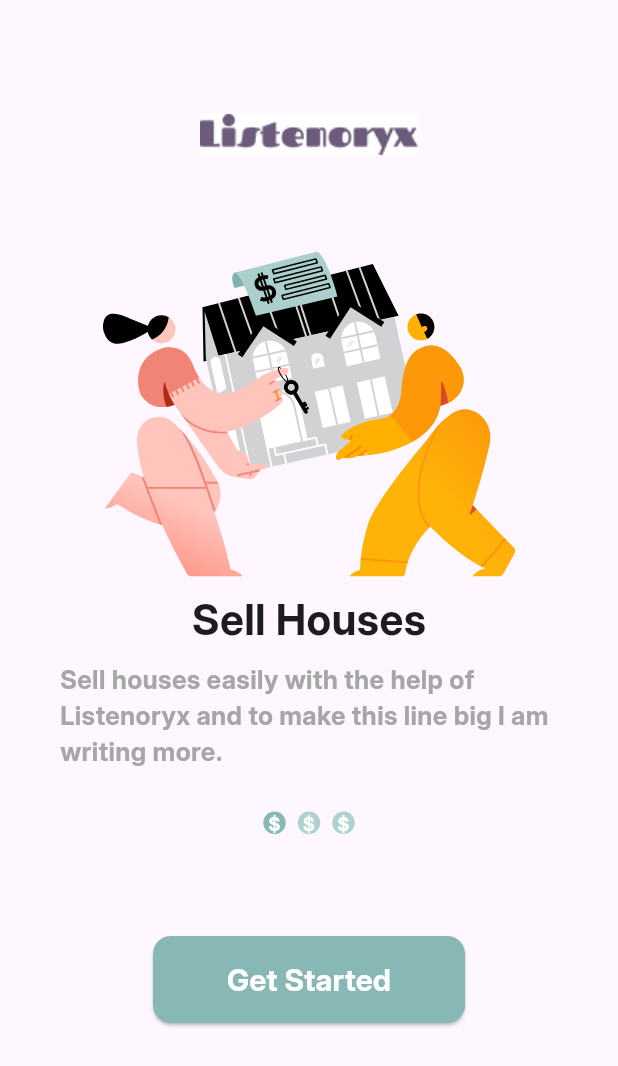
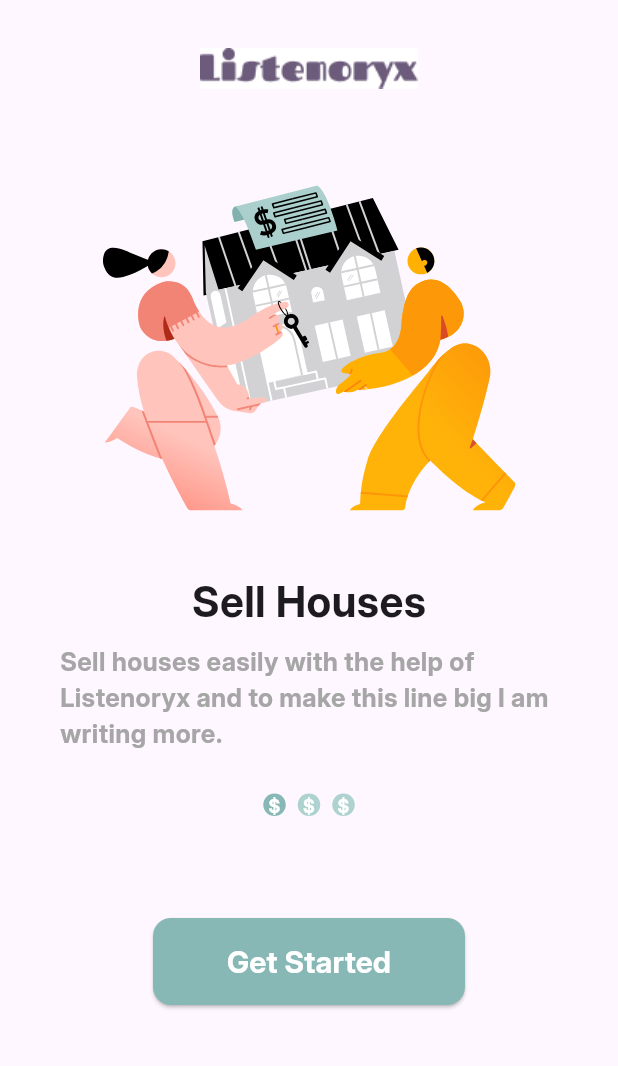
Before and after one commit to Mohamed-Husien/on_boarding, a Flutter app: the screen it shows after launch, on a phone screen of 412 x 824 dp. Shown: the top 1066 px of the screen. Run offline on Flutter 3.47's test engine with Material 3 defaults, Android fonts, the phone set to English and light mode, and no system bars; our stand-ins replace flutter_svg.

Commit message:
some refactor

```diff
--- a/lib/main.dart
+++ b/lib/main.dart
@@ -1,6 +1,5 @@
 import 'package:flutter/material.dart';
 import 'package:s2_flutter_app/view/home_view.dart';
-import 'package:s2_flutter_app/view/on_bording_view.dart';
 
 void main() {
   runApp(const MyApp());
@@ -12,7 +11,8 @@ class MyApp extends StatelessWidget {
   @override
   Widget build(BuildContext context) {
     return const MaterialApp(
-      home: MyWidget(),
+      debugShowCheckedModeBanner: false,
+      home: HomeView(),
     );
   }
 }
--- a/lib/view/on_bording_view.dart
+++ b/lib/view/on_bording_view.dart
@@ -2,14 +2,14 @@ import 'package:flutter/material.dart';
 import 'package:s2_flutter_app/model/on_boarding_model.dart';
 import 'package:s2_flutter_app/widget/custom_on_boarding.dart';
 
-class MyWidget extends StatefulWidget {
-  const MyWidget({super.key});
+class OnBoardingView extends StatefulWidget {
+  const OnBoardingView({super.key});
 
   @override
-  State<MyWidget> createState() => _MyWidgetState();
+  State<OnBoardingView> createState() => _OnBoardingViewState();
 }
 
-class _MyWidgetState extends State<MyWidget> {
+class _OnBoardingViewState extends State<OnBoardingView> {
   List<OnBoardingModel> pages = [
     OnBoardingModel(
       image: 'assets/images/Group (1).svg',
@@ -43,7 +43,8 @@ class _MyWidgetState extends State<MyWidget> {
   @override
   Widget build(BuildContext context) {
     return Scaffold(
-        body: PageView.builder(
+        body: SafeArea(
+      child: PageView.builder(
         controller: _pageController,
         onPageChanged: (value) {
           setState(() {
@@ -56,6 +57,7 @@ class _MyWidgetState extends State<MyWidget> {
           pageController: _pageController,
           pageIndex: _pageIndex,
         ),
+      ),
     ));
   }
 }
--- a/lib/widget/custom_on_boarding.dart
+++ b/lib/widget/custom_on_boarding.dart
@@ -9,13 +9,14 @@ class CustomOBoarding extends StatelessWidget {
       required this.pageIndex,
       required this.pageController,
       required this.onBoardingModel});
+
   final OnBoardingModel onBoardingModel;
   int pageIndex;
   final PageController pageController;
   @override
   Widget build(BuildContext context) {
     return Padding(
-      padding: const EdgeInsets.only(top: 76, right: 40, left: 40, bottom: 72),
+      padding: const EdgeInsets.only(top: 32, right: 40, left: 40, bottom: 72),
       child: Center(
         child: Column(
           children: [
@@ -24,9 +25,9 @@ class CustomOBoarding extends StatelessWidget {
               height: 64,
             ),
             SvgPicture.asset(onBoardingModel.image),
-            // const SizedBox(
-            //   height: 64,
-            // ),
+            const SizedBox(
+              height: 32,
+            ),
             Text(
               onBoardingModel.title,
               style: const TextStyle(
```
Also changed, not shown: lib/view/home_view.dart (+3 -63 lines). Lines whose indentation alone changed are shown as unchanged.
